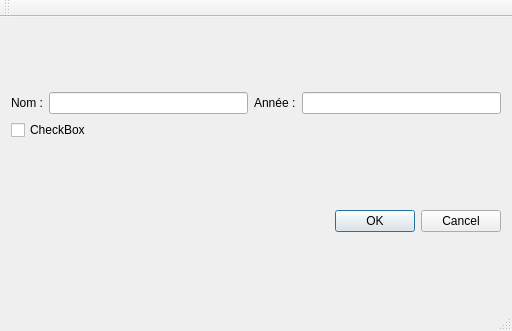
First picture: the form in mainwindow.ui, repository Aurelienpla/Client_Calendrier, before the edit.
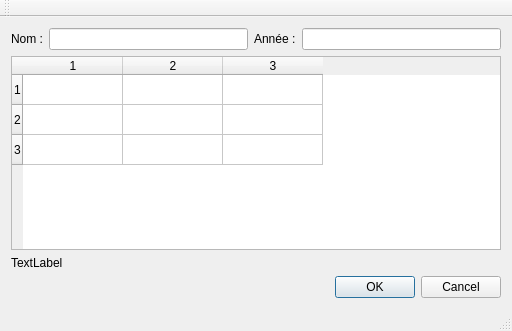
Second picture: the form after the edit.

Commit message: Test d'affichage image dans une QTableWidget

```diff
--- a/mainwindow.ui
+++ b/mainwindow.ui
@@ -48,16 +48,36 @@
       <item>
        <layout class="QGridLayout" name="layoutPictures">
         <item row="0" column="0">
-         <widget class="QCheckBox" name="checkBox">
-          <property name="text">
-           <string>CheckBox</string>
+         <widget class="QTableWidget" name="tableWidget">
+          <property name="selectionMode">
+           <enum>QAbstractItemView::MultiSelection</enum>
           </property>
           <property name="iconSize">
            <size>
-            <width>33</width>
-            <height>50</height>
+            <width>100</width>
+            <height>100</height>
            </size>
           </property>
+          <property name="rowCount">
+           <number>3</number>
+          </property>
+          <property name="columnCount">
+           <number>3</number>
+          </property>
+          <row/>
+          <row/>
+          <row/>
+          <column/>
+          <column/>
+          <column/>
+          <item row="0" column="0"/>
+         </widget>
+        </item>
+        <item row="1" column="0">
+         <widget class="QLabel" name="label_3">
+          <property name="text">
+           <string>TextLabel</string>
+          </property>
          </widget>
         </item>
        </layout>
```
Left out of the diff: 2 changed lines with no effect on the pictures. The commit also changes 1 other file.
